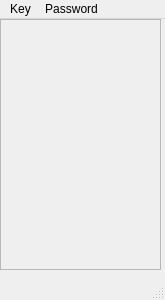
TimurKhen/SCAT, file ui/main_interface.ui: the form before one commit.
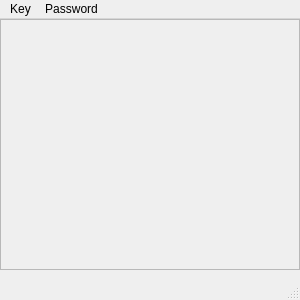
The form after the commit.

Diff of the .ui file:
```diff
--- a/ui/main_interface.ui
+++ b/ui/main_interface.ui
@@ -6,7 +6,7 @@
    <rect>
     <x>0</x>
     <y>0</y>
-    <width>165</width>
+    <width>300</width>
     <height>300</height>
    </rect>
   </property>
@@ -19,7 +19,7 @@
      <rect>
       <x>0</x>
       <y>0</y>
-      <width>161</width>
+      <width>300</width>
       <height>251</height>
      </rect>
     </property>
@@ -31,7 +31,7 @@
       <rect>
        <x>0</x>
        <y>0</y>
-       <width>159</width>
+       <width>300</width>
        <height>249</height>
       </rect>
      </property>
@@ -40,7 +40,7 @@
        <rect>
         <x>0</x>
         <y>0</y>
-        <width>160</width>
+        <width>300</width>
         <height>251</height>
        </rect>
       </property>
```
